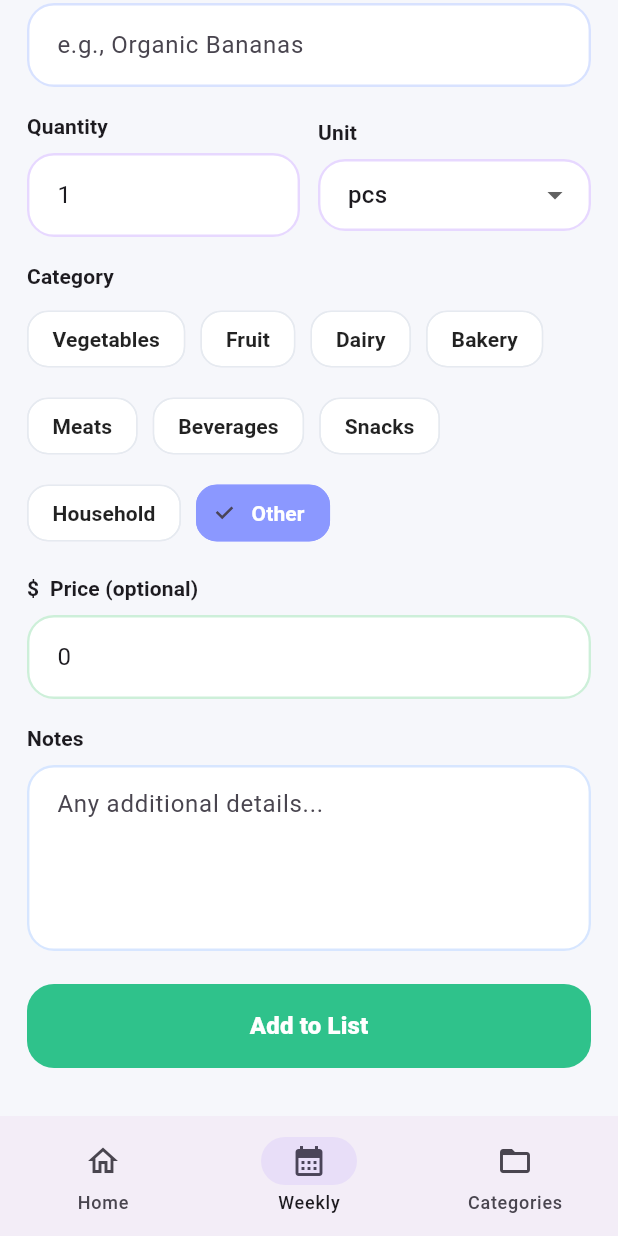
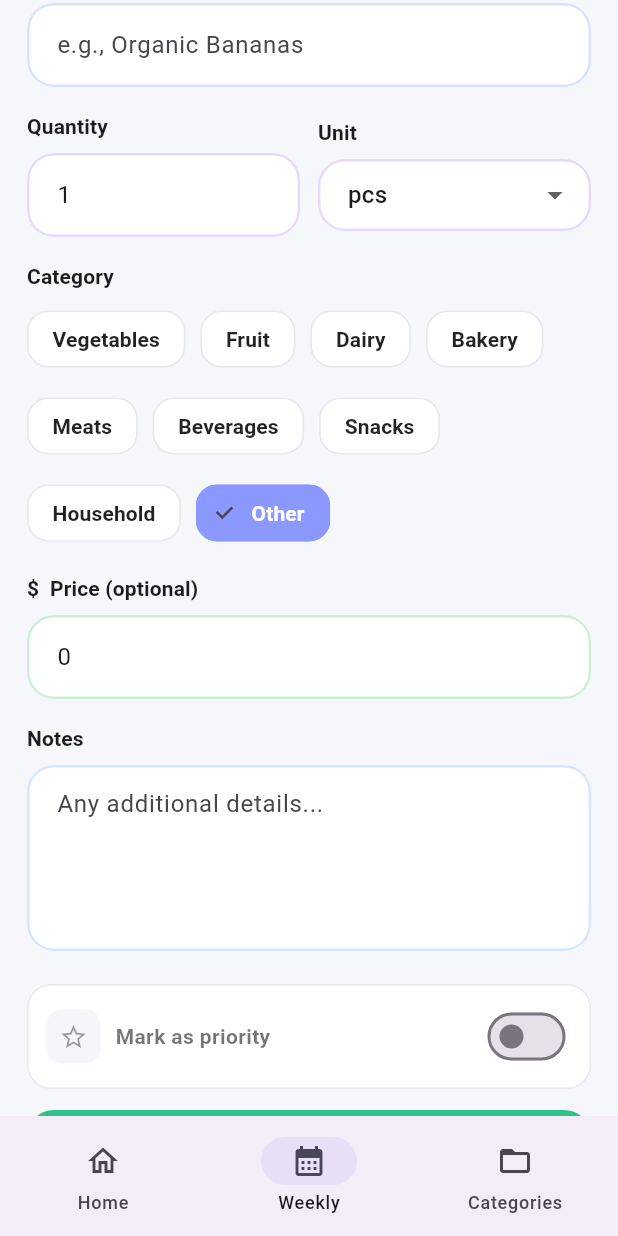
Before and after one commit to itachiispapi/grocery_app, a Flutter app: the AddItemScreen screen opened by its route, scrolled down 136 dp, on a phone screen of 412 x 824 dp. Run offline on Flutter 3.47's test engine with Material 3 defaults, Android fonts, the phone set to English and light mode, and no system bars; our stand-ins replace sqflite; accounts and stored records are empty.

Commit message:
added priority selector

```diff
--- a/lib/screens/add_item_screen.dart
+++ b/lib/screens/add_item_screen.dart
@@ -15,6 +15,7 @@ class _AddItemScreenState extends State<AddItemScreen> {
   final _qtyCtrl = TextEditingController(text: '1');
   final _priceCtrl = TextEditingController(text: '0');
   final _notesCtrl = TextEditingController();
+  bool _priority = false;
 
   final _units = const ['pcs', 'kg', 'g', 'lb', 'L', 'mL'];
   String _unit = 'pcs';
@@ -233,6 +234,48 @@ class _AddItemScreenState extends State<AddItemScreen> {
                       ),
                       const SizedBox(height: 22),
 
+                      // Priority selector (bottom of the form)
+                      Container(
+                        decoration: BoxDecoration(
+                          color: Colors.white,
+                          borderRadius: BorderRadius.circular(16),
+                          border: Border.all(color: const Color(0xFFE6EAF0)),
+                        ),
+                        padding: const EdgeInsets.symmetric(horizontal: 12, vertical: 10),
+                        child: Row(
+                          children: [
+                            Container(
+                              decoration: BoxDecoration(
+                                color: _priority ? const Color(0xFFFFF3CD) : const Color(0xFFF4F6FA),
+                                borderRadius: BorderRadius.circular(10),
+                              ),
+                              padding: const EdgeInsets.all(8),
+                              child: Icon(
+                                _priority ? Icons.star : Icons.star_border,
+                                color: _priority ? Colors.amber : Colors.black38,
+                                size: 20,
+                              ),
+                            ),
+                            const SizedBox(width: 10),
+                            Expanded(
+                              child: Text(
+                                _priority ? 'Marked as priority' : 'Mark as priority',
+                                style: TextStyle(
+                                  fontWeight: FontWeight.w600,
+                                  color: _priority ? Colors.black87 : Colors.black54,
+                                ),
+                              ),
+                            ),
+                            Switch(
+                              value: _priority,
+                              onChanged: (v) => setState(() => _priority = v),
+                            ),
+                          ],
+                        ),
+                      ),
+
+                      const SizedBox(height: 14),
+
                       SizedBox(
                         width: double.infinity,
                         height: 56,
```
